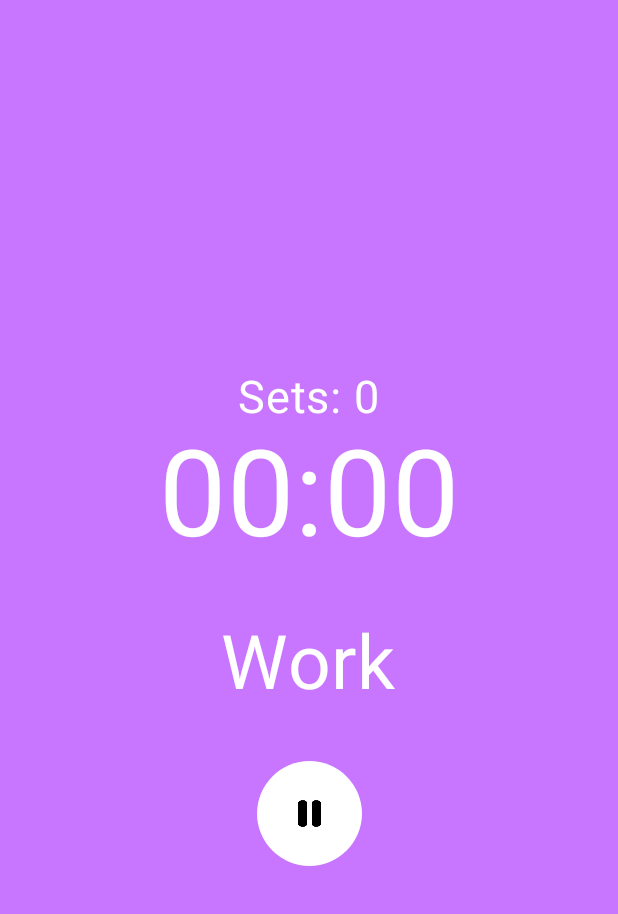
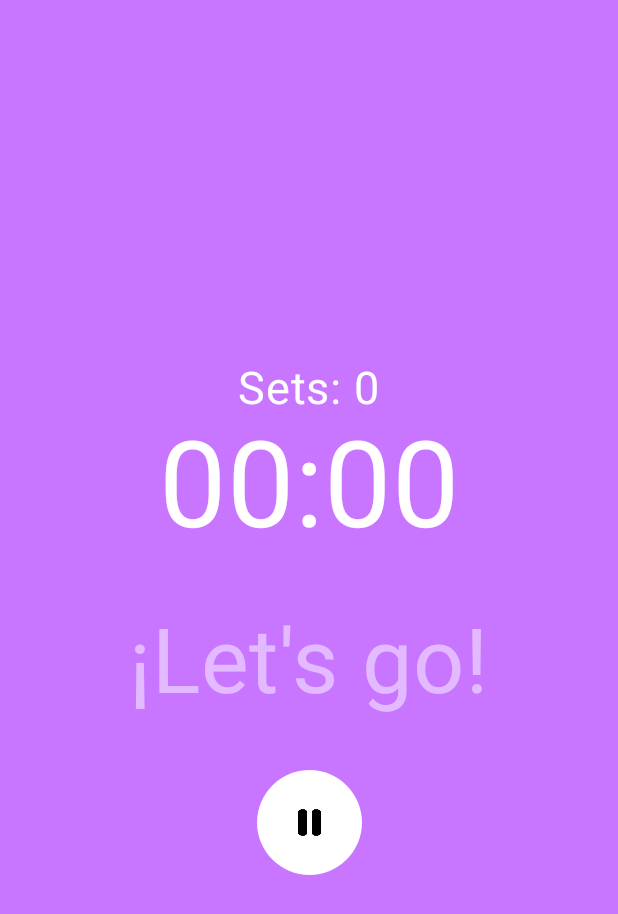
Before and after one commit to SamuelRiveira/hiittimer, an Android app built with Jetpack Compose: the screen it shows after launch (MainActivity), after a tap on "⚡ START", on a phone screen of 412 x 824 dp. Shown: the top 914 px of the screen. Run offline under Robolectric (Android 15) with nearby library versions, the phone set to English and light mode, and no system bars.

```diff
--- a/app/src/main/java/dev/samu/hiittimer/MainActivity.kt
+++ b/app/src/main/java/dev/samu/hiittimer/MainActivity.kt
@@ -32,6 +32,7 @@ import androidx.compose.runtime.setValue
 import androidx.compose.ui.Alignment
 import androidx.compose.ui.Modifier
 import androidx.compose.ui.graphics.Color
+import androidx.compose.ui.graphics.graphicsLayer
 import androidx.compose.ui.platform.LocalContext
 import androidx.compose.ui.res.painterResource
 import androidx.compose.ui.text.font.FontWeight
@@ -455,11 +456,12 @@ fun Work(
             fontSize = 80.sp
         )
         Text(
-            text = "Work",
+            text = "¡Let's go!",
             color = Color.White,
-            fontSize = 50.sp,
+            fontSize = 60.sp,
             modifier = Modifier
                 .padding(36.dp)
+                .graphicsLayer(alpha = 0.5f)
         )
         Button(
             onClick = {
@@ -542,6 +544,7 @@ fun Rest(
             color = Color.White,
             modifier = Modifier
                 .padding(36.dp)
+                .graphicsLayer(alpha = 0.5f)
         )
 
         Button(
@@ -568,11 +571,3 @@ fun Rest(
         }
     }
 }
-
-@Preview(showBackground = true)
-@Composable
-fun TabataPreview() {
-    HIITTimerTheme {
-        AppContent(modifier = Modifier)
-    }
-}
```
